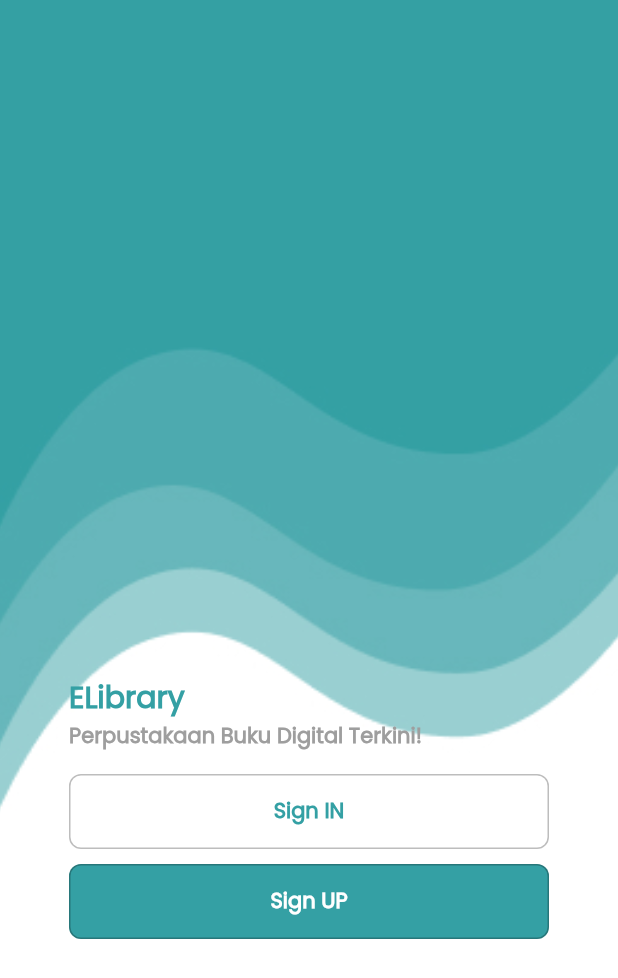
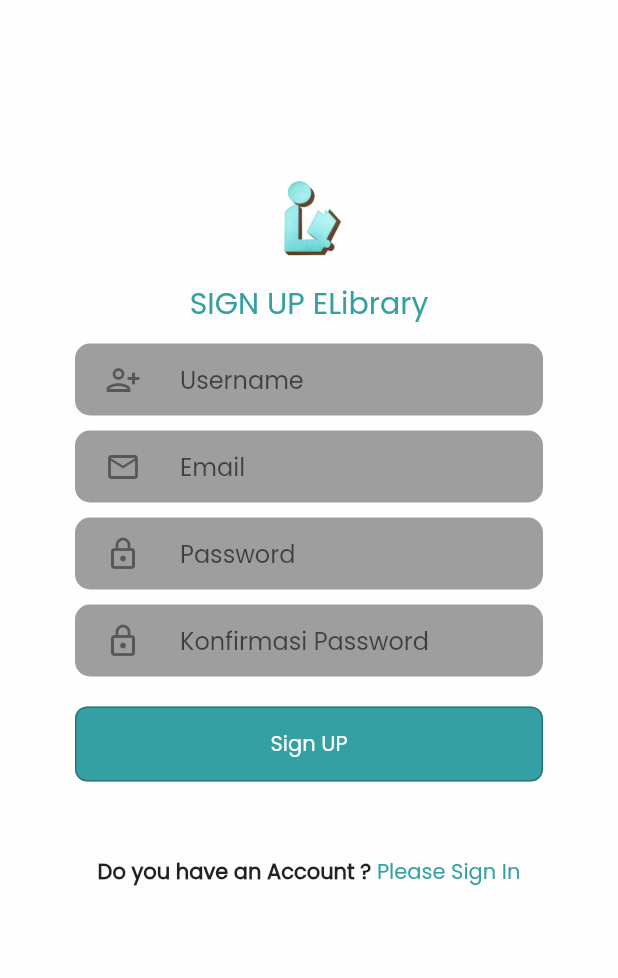
Before and after one commit to udacodingid/elibrary_apps, a Flutter app: the screen it shows after launch, after a tap on "Sign UP", on a phone screen of 412 x 824 dp. Shown: the top 978 px of the screen. Run offline on Flutter 3.47's test engine with Material 2 defaults, Android fonts, the phone set to English and light mode, and no system bars.

Commit message:
update page signup

```diff
--- a/elibrary_apps/lib/ui_screen/page_menu_before_entry.dart
+++ b/elibrary_apps/lib/ui_screen/page_menu_before_entry.dart
@@ -1,4 +1,5 @@
 import 'package:elibrary_apps/ui_screen/page_signin.dart';
+import 'package:elibrary_apps/ui_screen/page_signup.dart';
 import 'package:flutter/material.dart';
 
 class PageMenuEntry extends StatelessWidget {
@@ -79,7 +80,10 @@ class PageMenuEntry extends StatelessWidget {
                             mainAxisAlignment: MainAxisAlignment.center,
                             children: [
                               MaterialButton(
-                                onPressed: (){},
+                                onPressed: (){
+                                  //menuju ke page sign up
+                                  Navigator.pushReplacement(context, MaterialPageRoute(builder: (context)=>PageSignUp()));
+                                },
                                 child: Text('Sign UP', style: TextStyle(
                                   fontWeight: FontWeight.bold,
                                   color: Colors.white
--- a/elibrary_apps/lib/ui_screen/page_signup.dart
+++ b/elibrary_apps/lib/ui_screen/page_signup.dart
@@ -0,0 +1,161 @@
+import 'package:flutter/material.dart';
+
+class PageSignUp extends StatefulWidget {
+  @override
+  _PageSignUpState createState() => _PageSignUpState();
+}
+
+class _PageSignUpState extends State<PageSignUp> {
+  @override
+  Widget build(BuildContext context) {
+    return Scaffold(
+      backgroundColor: Color(0xffFEFEFE),
+      body: Padding(
+        padding: EdgeInsets.only(top: 120, left: 50, right: 50),
+        child: ListView(
+          children: [
+            Container(
+              child: Column(
+                children: [
+                  Image.asset('gambar/logo.png', width: 91, height: 51,),
+                  SizedBox(height: 16,),
+                  Container(
+                    child: Text('SIGN UP ELibrary',
+                      style: TextStyle(
+                        fontWeight: FontWeight.w500,
+                        fontSize: 20,
+                        color: Color(0xff34A0A4),
+                      ),
+                    ),
+                  ),
+
+                  SizedBox(height: 12,),
+                  Container(
+                    padding: EdgeInsets.only(left: 20, right: 31),
+                    decoration: BoxDecoration(
+                        color: Colors.grey,
+                        borderRadius: BorderRadius.circular(10)
+                    ),
+                    child: TextFormField(
+                      decoration: InputDecoration(
+                          icon:  Icon(Icons.person_add_alt_1_outlined),
+                          hintText: 'Username',
+                          border: InputBorder.none,
+                          contentPadding: EdgeInsets.all(10)
+                      ),
+                    ),
+                  ),
+                  SizedBox(height: 10,),
+                  Container(
+                    padding: EdgeInsets.only(left: 20, right: 31),
+                    decoration: BoxDecoration(
+                        color: Colors.grey,
+                        borderRadius: BorderRadius.circular(10)
+                    ),
+                    child: TextFormField(
+                      decoration: InputDecoration(
+                          icon:  Icon(Icons.email_outlined),
+                          hintText: 'Email',
+                          border: InputBorder.none,
+                          contentPadding: EdgeInsets.all(10)
+                      ),
+                    ),
+                  ),
+                  SizedBox(height: 10,),
+                  Container(
+                    padding: EdgeInsets.only(left: 20, right: 31),
+                    decoration: BoxDecoration(
+                        color: Colors.grey,
+                        borderRadius: BorderRadius.circular(10)
+                    ),
+                    child: TextFormField(
+                      obscureText: true,
+                      decoration: InputDecoration(
+                          icon:  Icon(Icons.lock_outlined),
+                          hintText: 'Password',
+                          border: InputBorder.none,
+                          contentPadding: EdgeInsets.all(10)
+                      ),
+                    ),
+                  ),
+                  SizedBox(height: 10,),
+                  Container(
+                    padding: EdgeInsets.only(left: 20, right: 31),
+                    decoration: BoxDecoration(
+                        color: Colors.grey,
+                        borderRadius: BorderRadius.circular(10)
+                    ),
+                    child: TextFormField(
+                      obscureText: true,
+                      decoration: InputDecoration(
+                          icon:  Icon(Icons.lock_outlined),
+                          hintText: 'Konfirmasi Password',
+                          border: InputBorder.none,
+                          contentPadding: EdgeInsets.all(10)
+                      ),
+                    ),
+                  ),
+
+                  SizedBox(height: 20,),
+
+                  Container(
+                    width: 400,
+                    decoration: BoxDecoration(
+                        color: Color(0xff34A0A4),
+                        border: Border.all(color : Colors.black26),
+                        borderRadius: BorderRadius.circular(8)
+                    ),
+
+                    child: Column(
+                      mainAxisAlignment: MainAxisAlignment.center,
+                      children: [
+                        MaterialButton(onPressed: (){},
+                          child: Text('Sign UP',
+                            style: TextStyle(
+                                color: Colors.white
+                            ),
+                          ),
+                        )
+                      ],
+                    ),
+                  ),
+
+                  SizedBox(height: 50,),
+                  Container(
+                    child: Row(
+                      mainAxisAlignment: MainAxisAlignment.center,
+                      children: [
+                        Text('Do you have an Account ? ',
+                          style: TextStyle(
+                              fontWeight: FontWeight.bold,
+                              fontSize: 14
+                          ),
+                        ),
+
+                        Container(
+                          child: InkWell(
+                            onTap: (){},
+                            child: Text('Please Sign In',
+                              style: TextStyle(
+                                fontSize: 14,
+                                color: Color(0xff34A0A4),
+                              ),
+                            ),
+
+                          ),
+                        )
+                      ],
+                    ),
+                  )
+
+                ],
+              ),
+            )
+          ],
+
+        ),
+
+      ),
+    );
+  }
+}
```
